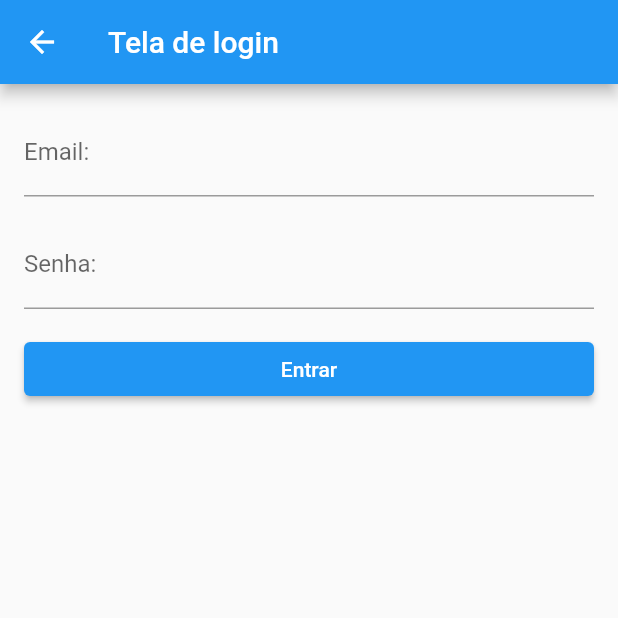
After one commit to barkleyaires/PRONTO_SERVICE, a Flutter app: the LoginPage screen opened by its route, on a phone screen of 412 x 824 dp, the top half of it. The commit adds this screen. Run offline on Flutter 3.47's test engine with Material 2 defaults, Android fonts, the phone set to English and light mode, and no system bars; network calls fail.

Commit message:
Algumas adições

```diff
--- a/lib/components/usuario_item.dart
+++ b/lib/components/usuario_item.dart
@@ -10,7 +10,6 @@ class UsuarioItem extends StatelessWidget {
       context,
       listen: false,
     );
-
     return ClipRRect(
       borderRadius: BorderRadius.circular(10),
       child: GridTile(
--- a/lib/main.dart
+++ b/lib/main.dart
@@ -1,5 +1,6 @@
 import 'package:flutter/material.dart';
 import 'package:pronto_service/models/usuario_list.dart';
+import 'package:pronto_service/pages/login.dart';
 import 'package:pronto_service/pages/usuario_detail_page.dart';
 import 'package:pronto_service/pages/usuario_overview.dart';
 import 'package:pronto_service/pages/usuarios.dart';
@@ -25,6 +26,7 @@ class MyApp extends StatelessWidget {
         ),
         // definindo a tela home
         routes: {
+          AppRoutes.LOGIN: (context) => LoginPage(),
           AppRoutes.HOME: (context) => UsuarioOverviewPage(),
           AppRoutes.USUARIO_DETAIL: (context) => UsuarioDetailPage(),
           AppRoutes.USUARIOS: (context) => Usuarios(),
--- /dev/null
+++ b/lib/pages/login.dart
@@ -0,0 +1,47 @@
+import 'package:flutter/material.dart';
+import 'package:flutter/src/widgets/framework.dart';
+import 'package:flutter/src/widgets/placeholder.dart';
+
+import '../utils/app_routes.dart';
+
+class LoginPage extends StatelessWidget {
+  const LoginPage({super.key});
+
+  @override
+  Widget build(BuildContext context) {
+    return Scaffold(
+      appBar: AppBar(
+        title: Text('Tela de login'),
+      ),
+      body: Padding(
+        padding: const EdgeInsets.all(16.0),
+        child: Column(
+          crossAxisAlignment: CrossAxisAlignment.stretch,
+          children: [
+            TextField(
+              keyboardType: TextInputType.emailAddress,
+              decoration: InputDecoration(
+                labelText: 'Email: ',
+              ),
+            ),
+            SizedBox(height: 16.0),
+            TextField(
+              keyboardType: TextInputType.visiblePassword,
+              obscureText: true,
+              decoration: InputDecoration(
+                labelText: 'Senha: ',
+              ),
+            ),
+            SizedBox(height: 16.0),
+            ElevatedButton(
+              onPressed: () {
+                Navigator.of(context).pushNamed(AppRoutes.HOME);
+              },
+              child: Text('Entrar'),
+            ),
+          ],
+        ),
+      ),
+    );
+  }
+}
--- a/lib/pages/usuarios.dart
+++ b/lib/pages/usuarios.dart
@@ -17,7 +17,15 @@ class Usuarios extends StatelessWidget {
         title: Text('Cadastro de usuario'),
         actions: [
           IconButton(
-            onPressed: () {},
+            onPressed: () {
+              String nome = nomeController.text;
+              String email = emailController.text;
+              Navigator.push(
+                context,
+                MaterialPageRoute(
+                    builder: (context) => resultPage(nome, email)),
+              );
+            },
             icon: Icon(Icons.save),
           ),
         ],
--- a/lib/utils/app_routes.dart
+++ b/lib/utils/app_routes.dart
@@ -1,6 +1,7 @@
 //facilitar na hora de usar as rotas
 class AppRoutes {
   static const HOME = '/';
+  static const LOGIN = '/login';
   static const USUARIO_DETAIL = '/usuario-detail';
   static const USUARIOS = '/usuarios';
 }
```
Also changed, not shown: lib/pages/usuario_detail_page.dart (+27 -4 lines), lib/pages/usuario_overview.dart (+11 -0 lines).
